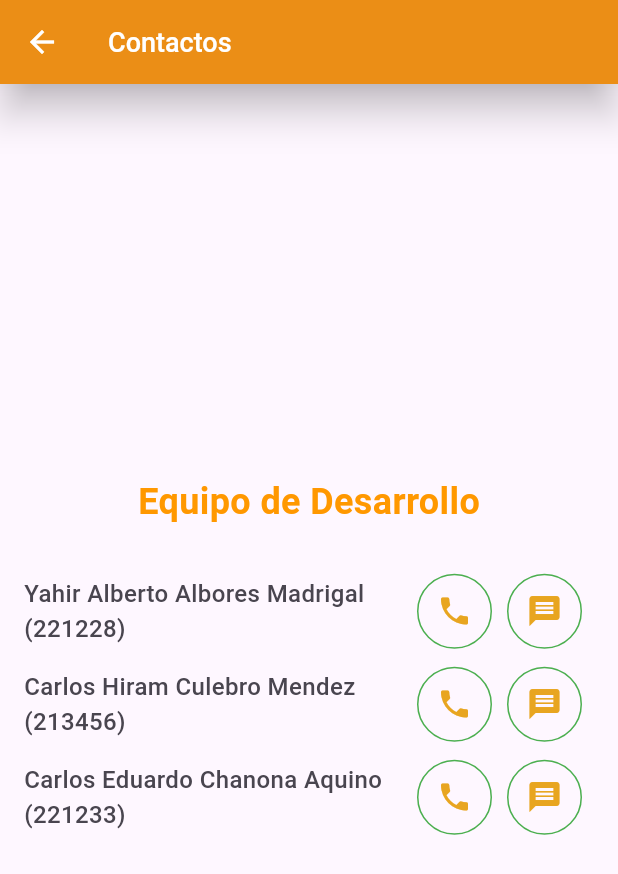
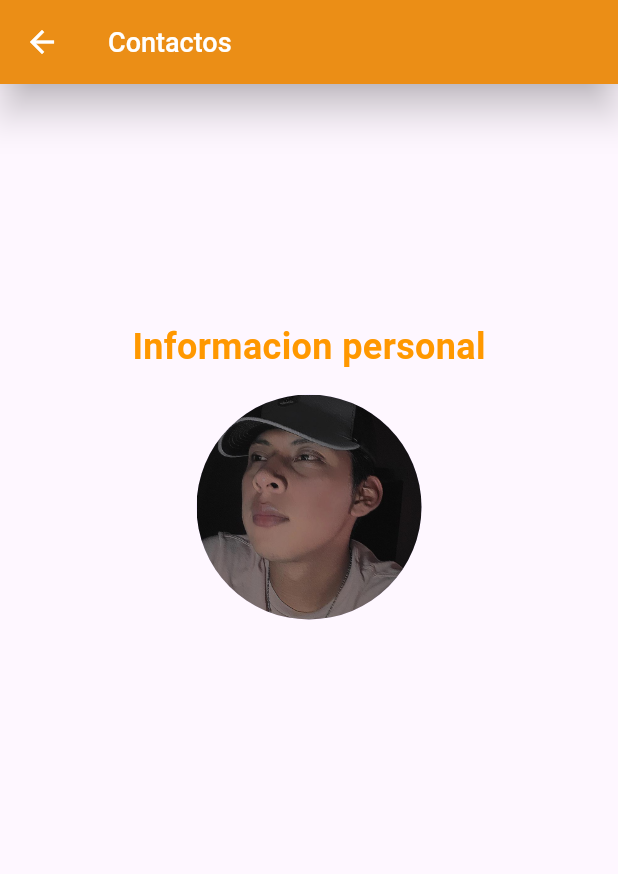
Before and after one commit to YahirAlbores221228/Practica2Movil2, a Flutter app: the ContactsScreen screen opened directly, on a phone screen of 412 x 824 dp. Shown: the top 874 px of the screen. Run offline on Flutter 3.47's test engine with Material 3 defaults, Android fonts, the phone set to English and light mode, and no system bars; our stand-ins replace flutter_svg; network calls fail.

Commit message:
[UPDATE] interfaz de contactos, implementacion de imagen y animacion

```diff
--- a/lib/screen/catalog.dart
+++ b/lib/screen/catalog.dart
@@ -31,7 +31,7 @@ class Catalog extends State<CatalogScreen> {
 
   Future<void> fetchProducts() async {
     final response = await http
-        .get(Uri.parse('http://192.168.100.6:3000/floreria/catalogproducts'));
+        .get(Uri.parse('http://192.168.201.215:3000/floreria/catalogproducts'));
 
     if (response.statusCode == 200) {
       List<dynamic> data = json.decode(response.body);
--- a/lib/screen/contacts.dart
+++ b/lib/screen/contacts.dart
@@ -1,9 +1,18 @@
 // home.dart
 import 'package:flutter/material.dart';
 import 'package:url_launcher/url_launcher.dart';
+import 'package:flutter_svg/flutter_svg.dart';
+import 'package:url_launcher/url_launcher.dart';
 
-class ContactsScreen extends StatelessWidget {
+class ContactsScreen extends StatefulWidget {
   const ContactsScreen({super.key});
+
+  @override
+  _ContactsScreenState createState() => _ContactsScreenState();
+}
+
+class _ContactsScreenState extends State<ContactsScreen> {
+  bool _isPressed = true;
 
   @override
   Widget build(BuildContext context) {
@@ -13,24 +22,18 @@ class ContactsScreen extends StatelessWidget {
         'phone': '9612785448',
         'clave': '221228'
       },
-      'Miembro2': {
-        'name': 'Carlos Hiram Culebro Mendez',
-        'phone': '9613321460',
-        'clave': '213456'
-      },
-      'Miembro3': {
-        'name': 'Carlos Eduardo Chanona Aquino',
-        'phone': '9614309361',
-        'clave': '221233'
-      },
     };
 
     final List<Widget> teamMembersList = teamMembers.entries.map((entry) {
-      return ListTile(
-          subtitle: Text('${entry.value['name']} (${entry.value['clave']})',
+      return Container(
+          padding: const EdgeInsets.all(10),
+          child: ListTile(
+              subtitle: Column(children: [
+            Text('${entry.value['name']} (${entry.value['clave']})',
                 style:
                     const TextStyle(fontSize: 16, fontWeight: FontWeight.w500)),
-          trailing: Row(
+            const SizedBox(height: 20),
+            Row(
               mainAxisSize: MainAxisSize.min,
               children: [
                 Container(
@@ -52,7 +55,7 @@ class ContactsScreen extends StatelessWidget {
                     },
                   ),
                 ),
-              const SizedBox(width: 10),
+                const SizedBox(width: 15),
                 Container(
                   decoration: BoxDecoration(
                     border: Border.all(color: Colors.green),
@@ -73,7 +76,8 @@ class ContactsScreen extends StatelessWidget {
                   ),
                 )
               ],
-          ));
+            )
+          ])));
     }).toList();
 
     return Scaffold(
@@ -94,17 +98,60 @@ class ContactsScreen extends StatelessWidget {
           child: Column(
               mainAxisAlignment: MainAxisAlignment.center,
               children: <Widget>[
+                const Text('Informacion personal',
+                    style: TextStyle(
+                        fontSize: 24,
+                        fontWeight: FontWeight.bold,
+                        color: Colors.orange)),
+                const SizedBox(height: 15),
+                GestureDetector(
+                    onTap: () {
+                      setState(() {
+                        _isPressed = !_isPressed;
+                      });
+                    },
+                    child: AnimatedContainer(
+                      duration: const Duration(seconds: 1),
+                      curve: Curves.easeIn,
+                      height: _isPressed ? 150 : 200,
+                      width: _isPressed ? 150 : 200,
+                      child: const CircleAvatar(
+                        backgroundImage: AssetImage('assets/foto.jpg'),
+                        radius: 80,
+                      ),
+                    )),
+                const SizedBox(height: 15),
+                AnimatedOpacity(
+                  duration: const Duration(milliseconds: 300),
+                  opacity: _isPressed ? 0 : 1,
+                  child: IgnorePointer(
+                    ignoring: _isPressed,
+                    child: Column(
+                      children: [
                         const Text(
-                  'Equipo de Desarrollo',
+                          'Ing. Software',
                           style: TextStyle(
                               fontSize: 24,
                               fontWeight: FontWeight.bold,
                               color: Colors.orange),
                         ),
-                const SizedBox(height: 25),
+                        const SizedBox(height: 15),
                         Column(
                           children: teamMembersList,
                         ),
+                        IconButton(
+                            icon: SvgPicture.asset('assets/iconsgit2.svg',
+                                height: 40, width: 40),
+                            iconSize: 40,
+                            padding: const EdgeInsets.all(10),
+                            onPressed: () {
+                              launch(
+                                  "https://github.com/YahirAlbores221228/Api_vivero");
+                            }),
+                      ],
+                    ),
+                  ),
+                )
               ]),
         ));
   }
--- a/lib/screen/register.dart
+++ b/lib/screen/register.dart
@@ -1,6 +1,4 @@
 import 'package:flutter/material.dart';
-import 'package:flutter_svg/flutter_svg.dart';
-import 'package:url_launcher/url_launcher.dart';
 
 class Registers extends StatefulWidget {
   const Registers({super.key});
@@ -92,14 +90,6 @@ class RegisterState extends State<Registers> {
                   ),
                 ],
               ),
-              child: IconButton(
-                  icon: SvgPicture.asset('assets/iconsgit2.svg',
-                      height: 40, width: 40),
-                  iconSize: 40,
-                  padding: const EdgeInsets.all(10),
-                  onPressed: () {
-                    launch("https://github.com/YahirAlbores221228/Api_vivero");
-                  }),
             )
           ],
         ),
--- a/pubspec.yaml
+++ b/pubspec.yaml
@@ -65,6 +65,7 @@ flutter:
   assets:
     - assets/iconsgit.svg
     - assets/iconsgit2.svg
+    - assets/foto.jpg
   #   - images/a_dot_ham.jpeg
 
   # An image asset can refer to one or more resolution-specific "variants", see
```
Also changed, not shown: assets/.webp (added), assets/foto.jpg (added). Lines whose indentation alone changed are shown as unchanged.
